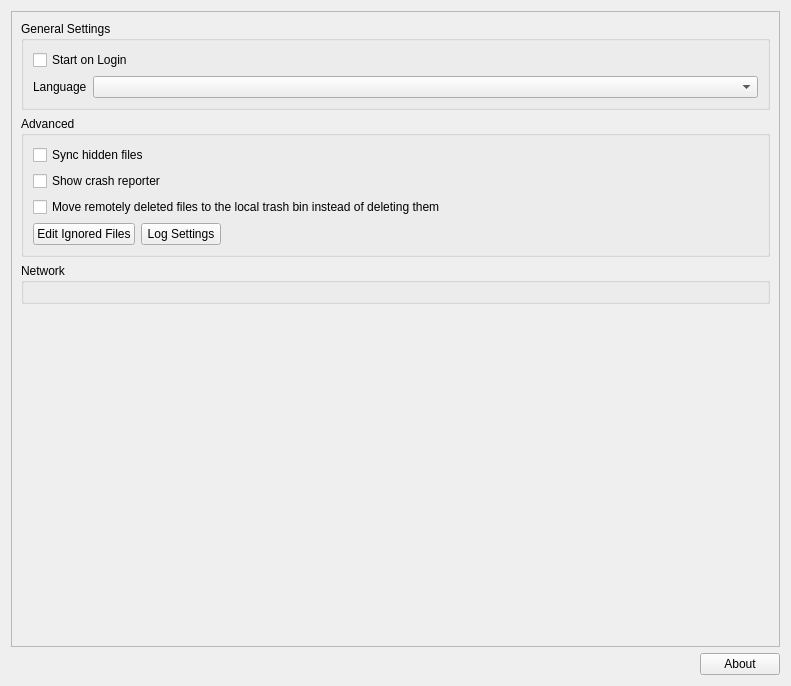
Above: src/gui/generalsettings.ui from opencloud-eu/desktop before the change. Below: the same form after it.
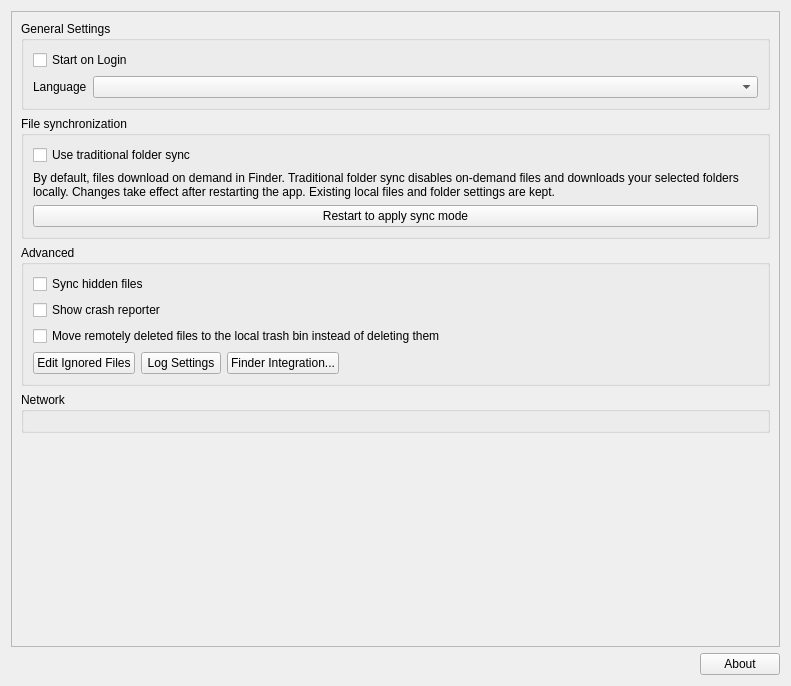
That is the form after the change. Custom widgets are drawn as their Qt base class.

Commit message:
macOS: integrate on-demand accounts and exclusive sync modes
Connect FileProvider domains to account credentials and lifecycle, expose provider progress and errors, and select on-demand or traditional sync exclusively at startup. Bundle both extensions with matching versions and preserve inactive folder configuration.

Patch:
```diff
--- a/src/gui/generalsettings.ui
+++ b/src/gui/generalsettings.ui
@@ -84,6 +84,39 @@
          </layout>
         </widget>
        </item>
+       <item>
+        <widget class="QGroupBox" name="macSyncModeGroupBox">
+         <property name="title">
+          <string>File synchronization</string>
+         </property>
+         <layout class="QVBoxLayout" name="syncModeLayout">
+          <item>
+           <widget class="QCheckBox" name="traditionalFolderSyncCheckBox">
+            <property name="text">
+             <string>Use traditional folder sync</string>
+            </property>
+           </widget>
+          </item>
+          <item>
+           <widget class="QLabel" name="syncModeDescription">
+            <property name="text">
+             <string>By default, files download on demand in Finder. Traditional folder sync disables on-demand files and downloads your selected folders locally. Changes take effect after restarting the app. Existing local files and folder settings are kept.</string>
+            </property>
+            <property name="wordWrap">
+             <bool>true</bool>
+            </property>
+           </widget>
+          </item>
+          <item>
+           <widget class="QPushButton" name="restartSyncModeButton">
+            <property name="text">
+             <string>Restart to apply sync mode</string>
+            </property>
+           </widget>
+          </item>
+         </layout>
+        </widget>
+       </item>
        <item>
         <widget class="QGroupBox" name="advancedGroupBox">
          <property name="title">
@@ -135,6 +168,16 @@
                 </property>
                </widget>
               </item>
+              <item>
+               <widget class="QPushButton" name="finderExtensionButton">
+                <property name="text">
+                 <string>Finder Integration...</string>
+                </property>
+                <property name="toolTip">
+                 <string>Configure Finder overlay icons and context menu integration</string>
+                </property>
+               </widget>
+              </item>
               <item>
                <spacer name="spacer_3">
                 <property name="orientation">
```
The commit also changes 36 other files.
